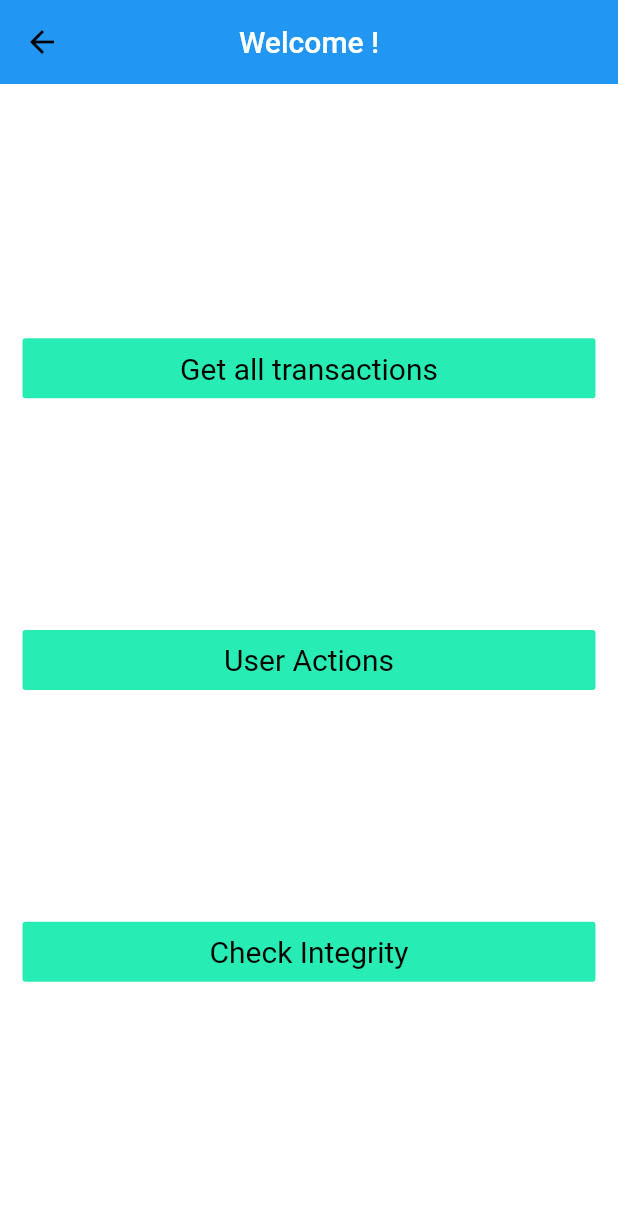
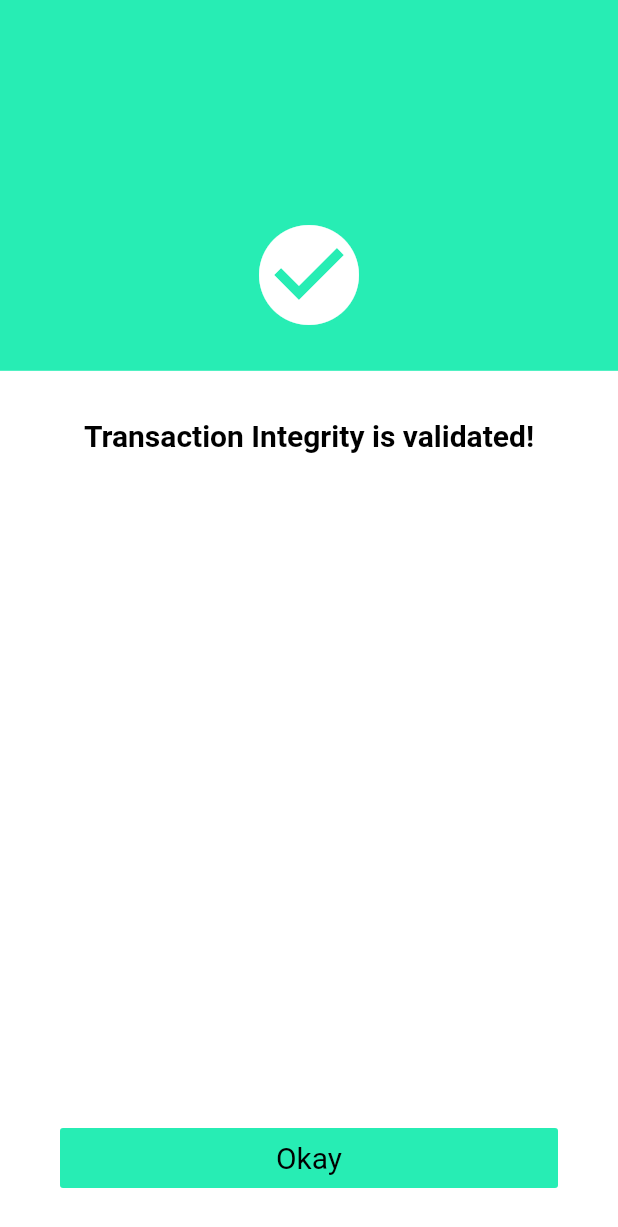
Before and after one commit to charbel-elhajj/simple_payment_app, a Flutter app: the HomeScreen screen opened by its route, after a tap on "Check Integrity", on a phone screen of 412 x 824 dp. Shown: the top 1227 px of the screen. Run offline on Flutter 3.47's test engine with Material 2 defaults, Android fonts, the phone set to English and light mode, and no system bars; our stand-ins replace dio; network calls fail.

Commit message:
add generic confirmation screeen

```diff
--- a/lib/config/routes.dart
+++ b/lib/config/routes.dart
@@ -1,9 +1,11 @@
 import 'package:simple_payment_app/screens/all_transactions_screen.dart';
 import 'package:simple_payment_app/screens/home_screen.dart';
+import 'package:simple_payment_app/screens/integrity_routing_screen.dart';
 import 'package:simple_payment_app/screens/user_actions_screens.dart';
 
 final routes = {
   HomeScreen.routeName: (context) => HomeScreen(),
   UserActionsScreen.routeName: (context) => UserActionsScreen(),
   AllTransactionsScreen.routeName: (context) => AllTransactionsScreen(),
+  IntegrityRoutingScreen.routeName: (context) => IntegrityRoutingScreen(),
 };
--- /dev/null
+++ b/lib/screens/generic_confirmation_screen.dart
@@ -0,0 +1,84 @@
+import 'package:flutter/material.dart';
+import 'package:simple_payment_app/styles/spacings.dart';
+import 'package:simple_payment_app/widgets/button.dart';
+import 'package:simple_payment_app/widgets/check_circle_icon.dart';
+
+class GenericConfirmationScreen extends StatefulWidget {
+  static const routeName = '/generic-confirmation-screen';
+  final String mainText;
+  final String callToActionText;
+  final VoidCallback callback;
+  final TextAlign? textAlign;
+
+  GenericConfirmationScreen({
+    required this.mainText,
+    required this.callToActionText,
+    required this.callback,
+    this.textAlign,
+  });
+
+  @override
+  _GenericConfirmationScreenState createState() => _GenericConfirmationScreenState();
+}
+
+class _GenericConfirmationScreenState extends State<GenericConfirmationScreen> {
+  @override
+  Widget build(BuildContext context) {
+    return Scaffold(
+      body: Column(
+        crossAxisAlignment: CrossAxisAlignment.center,
+        mainAxisAlignment: MainAxisAlignment.spaceBetween,
+        children: [
+          _buildStack(),
+          _buildBody(),
+          Spacer(),
+          Padding(
+            padding: EdgeInsets.symmetric(
+              horizontal: getSpacing(5),
+              vertical: getSpacing(4),
+            ),
+            child: Button(
+              text: widget.callToActionText,
+              onPressHandler: widget.callback,
+            ),
+          )
+        ],
+      ),
+    );
+  }
+
+  Stack _buildStack() {
+    return Stack(
+      alignment: Alignment.center,
+      children: [
+        Container(
+          height: MediaQuery.of(context).size.height * 0.3,
+          width: double.infinity,
+          decoration: BoxDecoration(
+            color: Theme.of(context).accentColor,
+          ),
+        ),
+        Positioned(
+          bottom: getSpacing(3),
+          child: CheckCircleIcon(
+            color: Colors.white,
+            size: getSpacing(10),
+          ),
+        ),
+      ],
+    );
+  }
+
+  Column _buildBody() {
+    return Column(
+      children: [
+        SizedBox(height: getSpacing(4)),
+        Text(
+          widget.mainText,
+          style: Theme.of(context).textTheme.headline2,
+          textAlign: widget.textAlign,
+        ),
+      ],
+    );
+  }
+}
--- /dev/null
+++ b/lib/screens/generic_error_screen.dart
@@ -0,0 +1,84 @@
+import 'package:flutter/material.dart';
+import 'package:simple_payment_app/styles/spacings.dart';
+import 'package:simple_payment_app/widgets/button.dart';
+import 'package:simple_payment_app/widgets/check_circle_icon.dart';
+
+class GenericConfirmationScreen extends StatefulWidget {
+  static const routeName = '/generic-confirmation-screen';
+  final String mainText;
+  final String callToActionText;
+  final VoidCallback callback;
+  final TextAlign? textAlign;
+
+  GenericConfirmationScreen({
+    required this.mainText,
+    required this.callToActionText,
+    required this.callback,
+    this.textAlign,
+  });
+
+  @override
+  _GenericConfirmationScreenState createState() => _GenericConfirmationScreenState();
+}
+
+class _GenericConfirmationScreenState extends State<GenericConfirmationScreen> {
+  @override
+  Widget build(BuildContext context) {
+    return Scaffold(
+      body: Column(
+        crossAxisAlignment: CrossAxisAlignment.center,
+        mainAxisAlignment: MainAxisAlignment.spaceBetween,
+        children: [
+          _buildStack(),
+          _buildBody(),
+          Spacer(),
+          Padding(
+            padding: EdgeInsets.symmetric(
+              horizontal: getSpacing(5),
+              vertical: getSpacing(4),
+            ),
+            child: Button(
+              text: widget.callToActionText,
+              onPressHandler: widget.callback,
+            ),
+          )
+        ],
+      ),
+    );
+  }
+
+  Stack _buildStack() {
+    return Stack(
+      alignment: Alignment.center,
+      children: [
+        Container(
+          height: MediaQuery.of(context).size.height * 0.3,
+          width: double.infinity,
+          decoration: BoxDecoration(
+            color: Theme.of(context).accentColor,
+          ),
+        ),
+        Positioned(
+          bottom: getSpacing(3),
+          child: CheckCircleIcon(
+            color: Colors.white,
+            size: getSpacing(10),
+          ),
+        ),
+      ],
+    );
+  }
+
+  Column _buildBody() {
+    return Column(
+      children: [
+        SizedBox(height: getSpacing(4)),
+        Text(
+          widget.mainText,
+          style: Theme.of(context).textTheme.headline2,
+          textAlign: widget.textAlign,
+        ),
+      ],
+    );
+  }
+}
--- a/lib/screens/home_screen.dart
+++ b/lib/screens/home_screen.dart
@@ -1,5 +1,6 @@
 import 'package:flutter/material.dart';
 import 'package:simple_payment_app/screens/all_transactions_screen.dart';
+import 'package:simple_payment_app/screens/integrity_routing_screen.dart';
 import 'package:simple_payment_app/screens/user_actions_screens.dart';
 import 'package:simple_payment_app/widgets/button.dart';
 
@@ -45,7 +46,9 @@ class _HomeScreenState extends State<HomeScreen> {
           ),
           Spacer(),
           Button(
-            onPressHandler: () {},
+            onPressHandler: () {
+              Navigator.pushReplacementNamed(context, IntegrityRoutingScreen.routeName);
+            },
             text: 'Check Integrity',
           ),
           Spacer(),
--- /dev/null
+++ b/lib/screens/integrity_routing_screen.dart
@@ -0,0 +1,62 @@
+import 'dart:io';
+
+import 'package:flutter/material.dart';
+import 'package:simple_payment_app/screens/generic_confirmation_screen.dart';
+import 'package:simple_payment_app/screens/home_screen.dart';
+
+class IntegrityRoutingScreen extends StatefulWidget {
+  static const routeName = '/integrity-routing';
+  @override
+  _IntegrityRoutingScreenState createState() => _IntegrityRoutingScreenState();
+}
+
+class _IntegrityRoutingScreenState extends State<IntegrityRoutingScreen> {
+  @override
+  void initState() {
+    super.initState();
+    _navigate();
+  }
+
+  void _navigate() async {
+    // sleep(Duration(seconds: 3));
+    Future.delayed(Duration.zero, () {
+      Navigator.pushReplacement(
+        context,
+        MaterialPageRoute(
+          builder: (context) => GenericConfirmationScreen(
+            callToActionText: 'Okay',
+            callback: () {
+              Navigator.pushReplacementNamed(context, HomeScreen.routeName);
+            },
+            mainText: 'Transaction Integrity is validated!',
+          ),
+        ),
+      );
+    });
+  }
+
+  @override
+  Widget build(BuildContext context) {
+    return Scaffold(
+      appBar: _buildAppBar(),
+      body: _buildBody(),
+    );
+  }
+
+  AppBar _buildAppBar() {
+    return AppBar(
+      title: Text("Checking integrity ..."),
+    );
+  }
+
+  Widget _buildBody() {
+    return Padding(
+      padding: const EdgeInsets.all(15.0),
+      child: Container(
+        child: Center(
+          child: CircularProgressIndicator(),
+        ),
+      ),
+    );
+  }
+}
--- a/lib/utils/date_utils.dart
+++ b/lib/utils/date_utils.dart
@@ -15,6 +15,6 @@ const mounthDict = {
   12: 'Dec',
 };
 
-extension MonthParting on DateTime{
+extension MonthParting on DateTime {
   String get formattedMonth => mounthDict[this.month]!;
 }
--- /dev/null
+++ b/lib/widgets/check_circle_icon.dart
@@ -0,0 +1,20 @@
+import 'package:flutter/material.dart';
+
+class CheckCircleIcon extends StatelessWidget {
+  final Color color;
+  final double? size;
+
+  CheckCircleIcon({
+    required this.color,
+    this.size,
+  });
+
+  @override
+  Widget build(BuildContext context) {
+    return Icon(
+      Icons.check_circle,
+      color: color,
+      size: size,
+    );
+  }
+}
```
